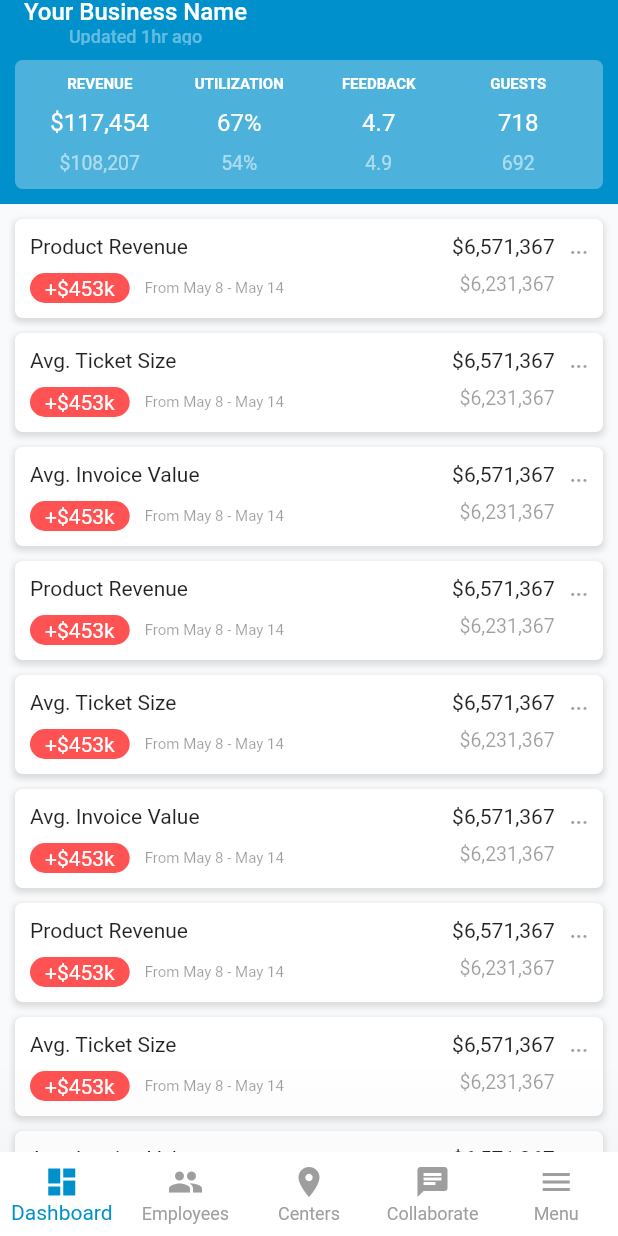
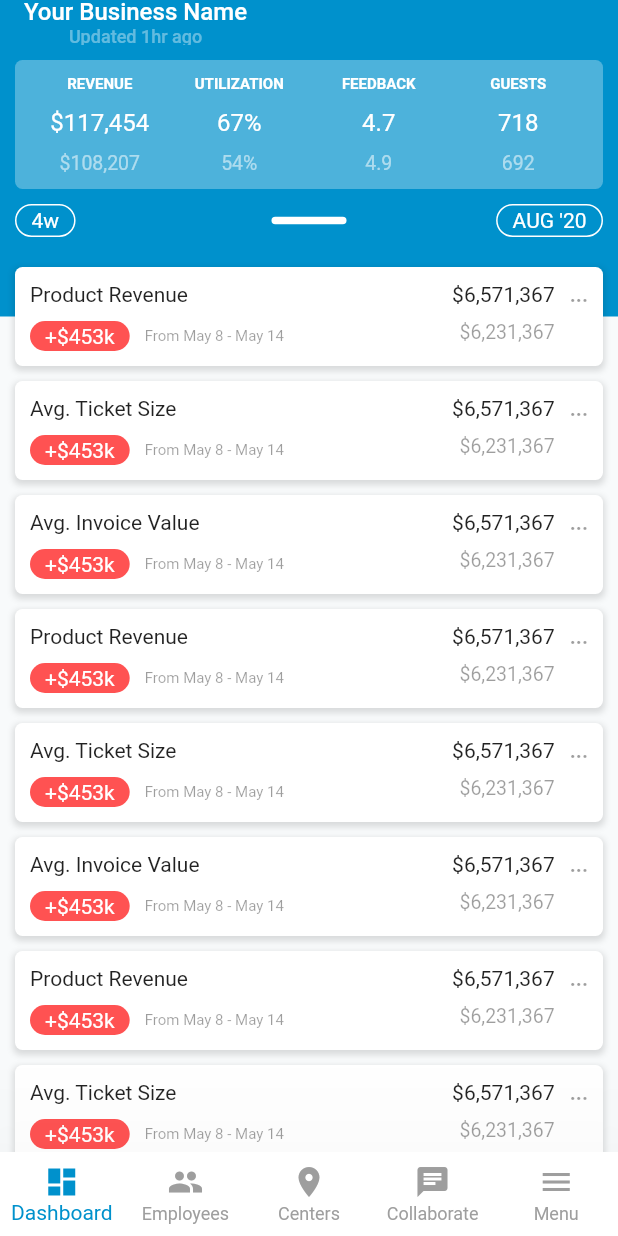
Before and after one commit to whilestevego/z_flutter_demo, a Flutter app: the screen it shows after launch, on a phone screen of 412 x 824 dp. Run offline on Flutter 3.47's test engine with Material 2 defaults, Android fonts, the phone set to English and light mode, and no system bars.

Commit message:
Extract RevenueListFilterBar from RevenueList

```diff
--- a/lib/components/revenue_list.dart
+++ b/lib/components/revenue_list.dart
@@ -1,5 +1,6 @@
 import 'package:flutter/material.dart';
 import 'package:zenoti_assignment/components/revenue_item.dart';
+import 'package:zenoti_assignment/components/revenue_list_filter_bar.dart';
 import '../constants.dart';
 
 class RevenueList extends StatelessWidget {
@@ -9,11 +10,37 @@ class RevenueList extends StatelessWidget {
 
   @override
   Widget build(BuildContext context) {
-    return Container(
-      color: themeGrey,
+    return Stack(
+      children: <Widget>[
+        Column(
+          children: <Widget>[
+            Container(height: 75.0),
+            Expanded(child: Container(color: themeGrey))
+          ],
+        ),
+        Column(
+          children: <Widget>[
+            Padding(
+              padding: EdgeInsets.fromLTRB(spacer, 0, spacer, 0),
+              child: RevenueListFilterBar(),
+            ),
+            Expanded(
+              // Fading effect at top of ListView
+              child: ShaderMask(
+                blendMode: BlendMode.dstIn,
+                shaderCallback: (Rect bounds) => LinearGradient(
+                  begin: Alignment.topCenter,
+                  end: Alignment.bottomCenter,
+                  colors: <Color>[Colors.transparent, Colors.black],
+                ).createShader(
+                  Rect.fromLTRB(0, 0, bounds.width, spacer * 2),
+                ),
                 child: ListView.builder(
-        padding:
-            const EdgeInsets.only(left: spacer, right: spacer, top: spacer),
+                  padding: const EdgeInsets.only(
+                    left: spacer,
+                    right: spacer,
+                    top: spacer * 2,
+                  ),
                   // Randomly generate up to 100 items
                   itemCount: 100,
                   itemBuilder: (ctx, i) => RevenueItem(
@@ -26,6 +53,11 @@ class RevenueList extends StatelessWidget {
                     previousAmount: 6231367,
                   ),
                 ),
+              ),
+            ),
+          ],
+        ),
+      ],
     );
   }
 }
--- /dev/null
+++ b/lib/components/revenue_list_filter_bar.dart
@@ -0,0 +1,66 @@
+import 'package:flutter/material.dart';
+import 'package:zenoti_assignment/components/pill.dart';
+
+class RevenueListFilterBar extends StatelessWidget {
+  const RevenueListFilterBar({
+    Key key,
+  }) : super(key: key);
+
+  @override
+  Widget build(BuildContext context) {
+    return Row(
+      children: <Widget>[
+        Expanded(
+          flex: 1,
+          child: Container(
+            alignment: Alignment.centerLeft,
+            child: _TransparentPill(text: '4w'),
+          ),
+        ),
+        Expanded(
+          flex: 1,
+          child: Container(
+            alignment: Alignment.center,
+            child: Container(
+              height: 5.0,
+              width: 50.0,
+              decoration: BoxDecoration(
+                borderRadius: BorderRadius.circular(20.0),
+                color: Colors.white,
+              ),
+            ),
+          ),
+        ),
+        Expanded(
+          flex: 1,
+          child: Container(
+            alignment: Alignment.centerRight,
+            child: _TransparentPill(text: 'AUG \'20'),
+          ),
+        )
+      ],
+    );
+  }
+}
+
+class _TransparentPill extends StatelessWidget {
+  final String text;
+
+  const _TransparentPill({
+    Key key,
+    @required this.text,
+  }) : super(key: key);
+
+  @override
+  Widget build(BuildContext context) {
+    return Pill(
+      text: text,
+      backgroundColor: Colors.transparent,
+      border: Border.all(
+        color: Colors.white,
+        width: 1,
+        style: BorderStyle.solid,
+      ),
+    );
+  }
+}
```
Lines whose indentation alone changed are shown as unchanged.
